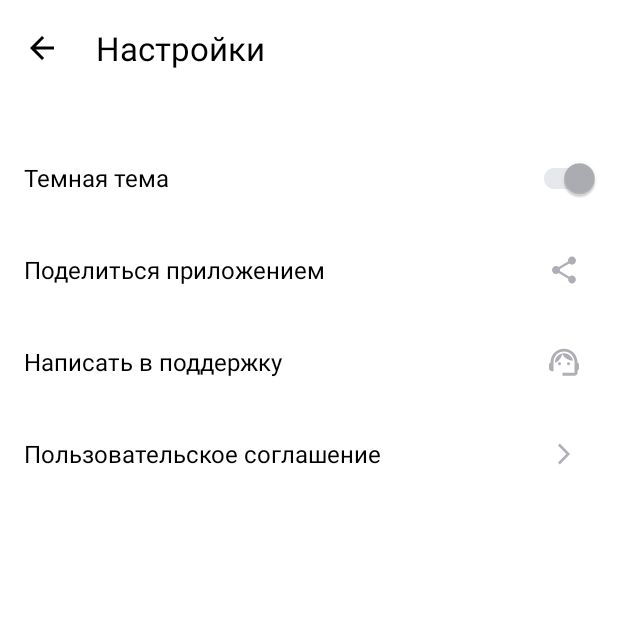
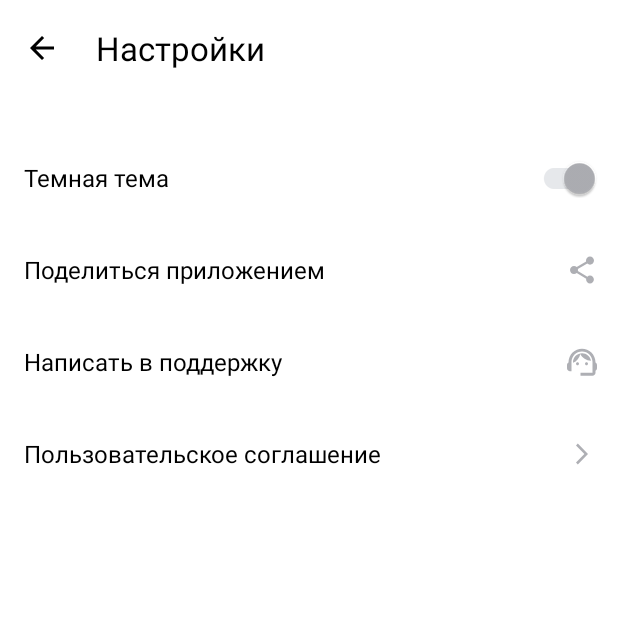
Before and after one commit to tinatrk/Playlist-Maker, an Android app: the SettingsActivity screen opened directly, with no data from a screen before it, on a phone screen of 412 x 824 dp, the top half of it. Run offline under Robolectric (Android 15) with nearby library versions, the phone set to English and light mode, and no system bars.

Commit message:
Добавлен finish() для кнопки 'назад', на экране settings контейнеры LinearLayout заменены на TextView и SwitchCompat

```diff
--- a/app/src/main/java/com/example/playlistmaker/LibraryActivity.kt
+++ b/app/src/main/java/com/example/playlistmaker/LibraryActivity.kt
@@ -21,8 +21,7 @@ class LibraryActivity : AppCompatActivity() {
 
         val btnBack = findViewById<ImageView>(R.id.img_view_back_library_screen)
         btnBack.setOnClickListener{
-            val intent = Intent(this@LibraryActivity, MainActivity::class.java)
-            startActivity(intent)
+            finish()
         }
     }
 }
--- a/app/src/main/java/com/example/playlistmaker/SearchActivity.kt
+++ b/app/src/main/java/com/example/playlistmaker/SearchActivity.kt
@@ -21,8 +21,7 @@ class SearchActivity : AppCompatActivity() {
 
         val btnBack = findViewById<ImageView>(R.id.img_view_back_search_screen)
         btnBack.setOnClickListener{
-            val intent = Intent(this@SearchActivity, MainActivity::class.java)
-            startActivity(intent)
+            finish()
         }
     }
 }
--- a/app/src/main/java/com/example/playlistmaker/SettingsActivity.kt
+++ b/app/src/main/java/com/example/playlistmaker/SettingsActivity.kt
@@ -23,28 +23,29 @@ class SettingsActivity : AppCompatActivity() {
 
         val btnBack = findViewById<ImageView>(R.id.img_view_back_settings_screen)
         btnBack.setOnClickListener{
-            val intent = Intent(this@SettingsActivity, MainActivity::class.java)
-            startActivity(intent)
+            finish()
         }
 
         val themeSwitch = findViewById<SwitchCompat>(R.id.switch_mode)
-        val sharedPreferences = getSharedPreferences("save",MODE_PRIVATE)
+        val sharedPreferences = getSharedPreferences(SAVE,MODE_PRIVATE)
         themeSwitch.setChecked(sharedPreferences.getBoolean("value",true))
 
         themeSwitch.setOnClickListener {
             if (themeSwitch.isChecked) {
-                val editor = getSharedPreferences("save", MODE_PRIVATE).edit()
-                editor.putBoolean("value", true)
-                editor.apply()
+                val editor = getSharedPreferences(SAVE, MODE_PRIVATE).edit()
+                    .putBoolean("value", true).apply()
                 themeSwitch.setChecked(true)
                 AppCompatDelegate.setDefaultNightMode(AppCompatDelegate.MODE_NIGHT_YES)
             } else {
-                val editor = getSharedPreferences("save", MODE_PRIVATE).edit()
-                editor.putBoolean("value", false)
-                editor.apply()
+                val editor = getSharedPreferences(SAVE, MODE_PRIVATE).edit()
+                    .putBoolean("value", false).apply()
                 themeSwitch.setChecked(false)
                 AppCompatDelegate.setDefaultNightMode (AppCompatDelegate.MODE_NIGHT_NO)
             }
         }
     }
+
+    private companion object{
+        const val SAVE = "save"
+    }
 }
--- a/app/src/main/res/layout/activity_library.xml
+++ b/app/src/main/res/layout/activity_library.xml
@@ -17,8 +17,8 @@
         android:orientation="horizontal">
 
         <ImageView
-            android:layout_width="@dimen/setting_screen_title_size"
-            android:layout_height="@dimen/setting_screen_title_size"
+            android:layout_width="@dimen/settings_screen_title_size"
+            android:layout_height="@dimen/settings_screen_title_size"
             android:id="@+id/img_view_back_library_screen"
             android:scaleType="center"
             android:src="@drawable/ic_arrow_back"
@@ -28,7 +28,7 @@
 
         <TextView
             android:layout_width="0dp"
-            android:layout_height="@dimen/setting_screen_title_size"
+            android:layout_height="@dimen/settings_screen_title_size"
             android:layout_weight="1"
             android:gravity="center_vertical"
             android:paddingHorizontal="12dp"
--- a/app/src/main/res/layout/activity_search.xml
+++ b/app/src/main/res/layout/activity_search.xml
@@ -17,8 +17,8 @@
         android:orientation="horizontal">
 
         <ImageView
-            android:layout_width="@dimen/setting_screen_title_size"
-            android:layout_height="@dimen/setting_screen_title_size"
+            android:layout_width="@dimen/settings_screen_title_size"
+            android:layout_height="@dimen/settings_screen_title_size"
             android:id="@+id/img_view_back_search_screen"
             android:scaleType="center"
             android:src="@drawable/ic_arrow_back"
@@ -28,7 +28,7 @@
 
         <TextView
             android:layout_width="0dp"
-            android:layout_height="@dimen/setting_screen_title_size"
+            android:layout_height="@dimen/settings_screen_title_size"
             android:layout_weight="1"
             android:gravity="center_vertical"
             android:paddingHorizontal="12dp"
--- a/app/src/main/res/layout/activity_settings.xml
+++ b/app/src/main/res/layout/activity_settings.xml
@@ -9,16 +9,17 @@
     tools:context=".SettingsActivity"
     android:id="@+id/settings_screen">
 
+
     <LinearLayout
         android:layout_width="match_parent"
         android:layout_height="56dp"
         android:layout_margin="4dp"
-        android:gravity="center_vertical"
+        android:gravity="center"
         android:orientation="horizontal">
 
         <ImageView
-            android:layout_width="@dimen/setting_screen_title_size"
-            android:layout_height="@dimen/setting_screen_title_size"
+            android:layout_width="@dimen/settings_screen_title_size"
+            android:layout_height="@dimen/settings_screen_title_size"
             android:id="@+id/img_view_back_settings_screen"
             android:scaleType="center"
             android:src="@drawable/ic_arrow_back"
@@ -28,7 +29,7 @@
 
         <TextView
             android:layout_width="0dp"
-            android:layout_height="@dimen/setting_screen_title_size"
+            android:layout_height="@dimen/settings_screen_title_size"
             android:layout_weight="1"
             android:gravity="center_vertical"
             android:paddingHorizontal="12dp"
@@ -38,108 +39,61 @@
 
     </LinearLayout>
 
-    <LinearLayout
+
+    <androidx.appcompat.widget.SwitchCompat
         android:layout_width="match_parent"
-        android:layout_height="@dimen/setting_screen_menu_item_height"
-        android:layout_marginStart="@dimen/setting_screen_menu_item_margin_start"
+        android:layout_height="@dimen/settings_screen_menu_item_height"
+        android:id="@+id/switch_mode"
+        android:layout_gravity="end"
         android:layout_marginTop="24dp"
-        android:layout_marginEnd="@dimen/setting_screen_menu_item_margin_end" >
+        android:layout_marginStart="@dimen/settings_screen_menu_item_margin_start"
+        android:layout_marginEnd="@dimen/settings_screen_menu_item_margin_end"
+        android:text="@string/dark_mode"
+        android:textAllCaps="false"
+        android:textColor="@color/settings_screen_text"
+        android:textSize="@dimen/settings_screen_menu_item_text_size"
+        app:thumbTint="@color/settings_screen_switch_thumb"
+        app:trackTint="@color/settings_screen_switch_track"
+        android:contentDescription="@string/switch_mode_desc"
+        android:foreground="?attr/selectableItemBackground"/>
 
-        <TextView
-            android:layout_width="0dp"
-            android:layout_height="wrap_content"
-            android:layout_gravity="center"
-            android:layout_weight="1"
-            android:text="@string/dark_mode"
-            android:textColor="@color/settings_screen_text"
-            android:textSize="@dimen/setting_screen_menu_item_text_size" />
+    <TextView
+        android:layout_width="match_parent"
+        android:layout_height="@dimen/settings_screen_menu_item_height"
+        android:layout_marginStart="@dimen/settings_screen_menu_item_margin_start"
+        android:layout_marginEnd="@dimen/settings_screen_menu_item_margin_end"
+        android:text="@string/share_app"
+        android:textColor="@color/settings_screen_text"
+        android:textSize="@dimen/settings_screen_menu_item_text_size"
+        android:gravity="center_vertical"
+        app:drawableEndCompat="@drawable/ic_share"
+        app:drawableTint="@color/settings_screen_icons"
+        />
 
-        <androidx.appcompat.widget.SwitchCompat
-            android:layout_width="wrap_content"
-            android:layout_height="wrap_content"
-            android:id="@+id/switch_mode"
-            android:layout_gravity="center"
-            app:thumbTint="@color/settings_screen_switch_thumb"
-            app:trackTint="@color/settings_screen_switch_track"
-            android:contentDescription="@string/switch_mode_desc"/>
+    <TextView
+        android:layout_width="match_parent"
+        android:layout_height="@dimen/settings_screen_menu_item_height"
+        android:layout_marginStart="@dimen/settings_screen_menu_item_margin_start"
+        android:layout_marginEnd="@dimen/settings_screen_menu_item_margin_end"
+        android:text="@string/support"
+        android:textColor="@color/settings_screen_text"
+        android:textSize="@dimen/settings_screen_menu_item_text_size"
+        android:gravity="center_vertical"
+        app:drawableEndCompat="@drawable/ic_support"
+        app:drawableTint="@color/settings_screen_icons"
+        />
 
-    </LinearLayout>
+    <TextView
+        android:layout_width="match_parent"
+        android:layout_height="@dimen/settings_screen_menu_item_height"
+        android:layout_marginStart="@dimen/settings_screen_menu_item_margin_start"
+        android:layout_marginEnd="@dimen/settings_screen_menu_item_margin_end"
+        android:text="@string/user_agreement"
+        android:textColor="@color/settings_screen_text"
+        android:textSize="@dimen/settings_screen_menu_item_text_size"
+        android:gravity="center_vertical"
+        app:drawableEndCompat="@drawable/ic_user_agreement"
+        app:drawableTint="@color/settings_screen_icons"
+        />
 
-    <LinearLayout
-        android:layout_width="match_parent"
-        android:layout_height="@dimen/setting_screen_menu_item_height"
-        android:layout_marginStart="@dimen/setting_screen_menu_item_margin_start"
-        android:layout_marginEnd="@dimen/setting_screen_menu_item_margin_end"
-        android:gravity="center_vertical"
-        android:orientation="horizontal" >
-
-        <TextView
-            android:layout_width="0dp"
-            android:layout_height="wrap_content"
-            android:layout_weight="1"
-            android:text="@string/share_app"
-            android:textColor="@color/settings_screen_text"
-            android:textSize="@dimen/setting_screen_menu_item_text_size" />
-
-        <ImageView
-            android:layout_width="@dimen/setting_screen_button_size"
-            android:layout_height="@dimen/setting_screen_button_size"
-            android:scaleType="center"
-            android:src="@drawable/ic_share"
-            app:tint="@color/settings_screen_icons"
-            android:contentDescription="@string/share_button_desc"/>
-
-    </LinearLayout>
-
-    <LinearLayout
-        android:layout_width="match_parent"
-        android:layout_height="@dimen/setting_screen_menu_item_height"
-        android:layout_marginStart="@dimen/setting_screen_menu_item_margin_start"
-        android:layout_marginEnd="@dimen/setting_screen_menu_item_margin_end"
-        android:gravity="center_vertical"
-        android:orientation="horizontal">
-
-        <TextView
-            android:layout_width="0dp"
-            android:layout_height="wrap_content"
-            android:layout_weight="1"
-            android:text="@string/support"
-            android:textColor="@color/settings_screen_text"
-            android:textSize="@dimen/setting_screen_menu_item_text_size" />
-
-        <ImageView
-            android:layout_width="@dimen/setting_screen_button_size"
-            android:layout_height="@dimen/setting_screen_button_size"
-            android:scaleType="center"
-            android:src="@drawable/ic_support"
-            app:tint="@color/settings_screen_icons"
-            android:contentDescription="@string/support_button_desc"/>
-
-    </LinearLayout>
-
-    <LinearLayout
-        android:layout_width="match_parent"
-        android:layout_height="@dimen/setting_screen_menu_item_height"
-        android:layout_marginStart="@dimen/setting_screen_menu_item_margin_start"
-        android:layout_marginEnd="@dimen/setting_screen_menu_item_margin_end"
-        android:gravity="center_vertical"
-        android:orientation="horizontal">
-
-        <TextView
-            android:layout_width="0dp"
-            android:layout_height="wrap_content"
-            android:layout_weight="1"
-            android:text="@string/user_agreement"
-            android:textColor="@color/settings_screen_text"
-            android:textSize="@dimen/setting_screen_menu_item_text_size" />
-
-        <ImageView
-            android:layout_width="@dimen/setting_screen_button_size"
-            android:layout_height="@dimen/setting_screen_button_size"
-            android:scaleType="center"
-            android:src="@drawable/ic_user_agreement"
-            app:tint="@color/settings_screen_icons"
-            android:contentDescription="@string/user_agreement_desc"/>
-
-    </LinearLayout>
 </LinearLayout>
--- a/app/src/main/res/values/dimens.xml
+++ b/app/src/main/res/values/dimens.xml
@@ -10,10 +10,10 @@
     <dimen name="main_screen_text_size">22sp</dimen>
     <dimen name="main_screen_icon_padding">8dp</dimen>
 
-    <dimen name="setting_screen_title_size">48dp</dimen>
-    <dimen name="setting_screen_button_size">48dp</dimen>
-    <dimen name="setting_screen_menu_item_height">61dp</dimen>
-    <dimen name="setting_screen_menu_item_margin_start">16dp</dimen>
-    <dimen name="setting_screen_menu_item_margin_end">12dp</dimen>
-    <dimen name="setting_screen_menu_item_text_size">16sp</dimen>
+    <dimen name="settings_screen_title_size">48dp</dimen>
+    <dimen name="settings_screen_button_size">48dp</dimen>
+    <dimen name="settings_screen_menu_item_height">61dp</dimen>
+    <dimen name="settings_screen_menu_item_margin_start">16dp</dimen>
+    <dimen name="settings_screen_menu_item_margin_end">12dp</dimen>
+    <dimen name="settings_screen_menu_item_text_size">16sp</dimen>
 </resources>
```
